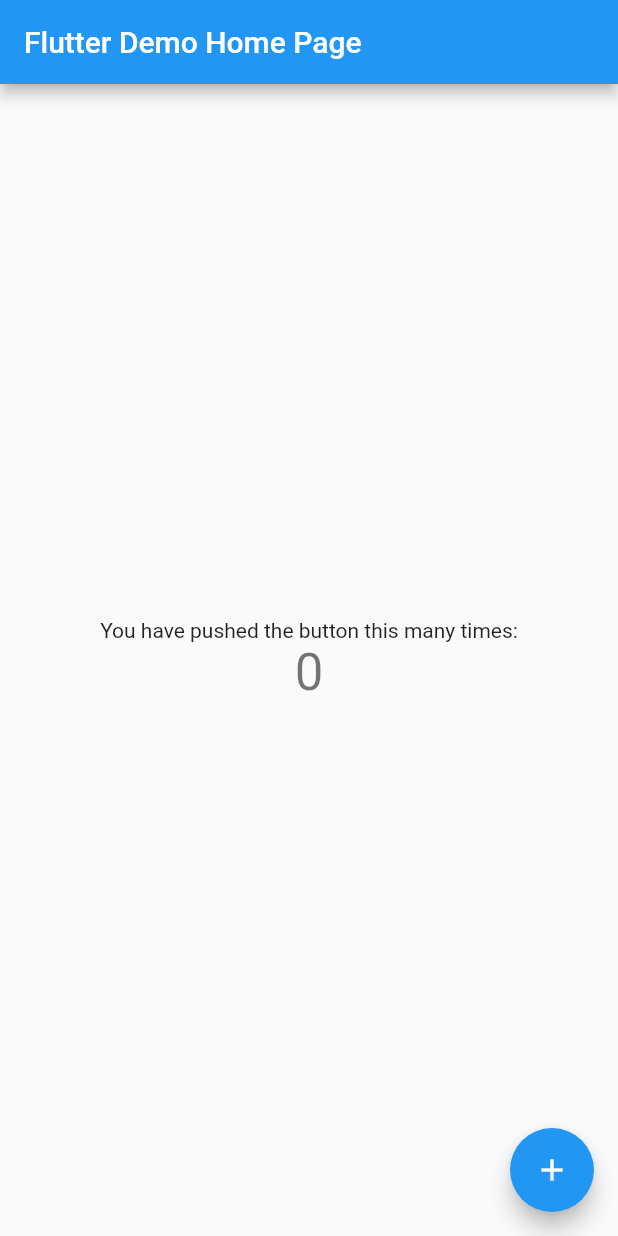
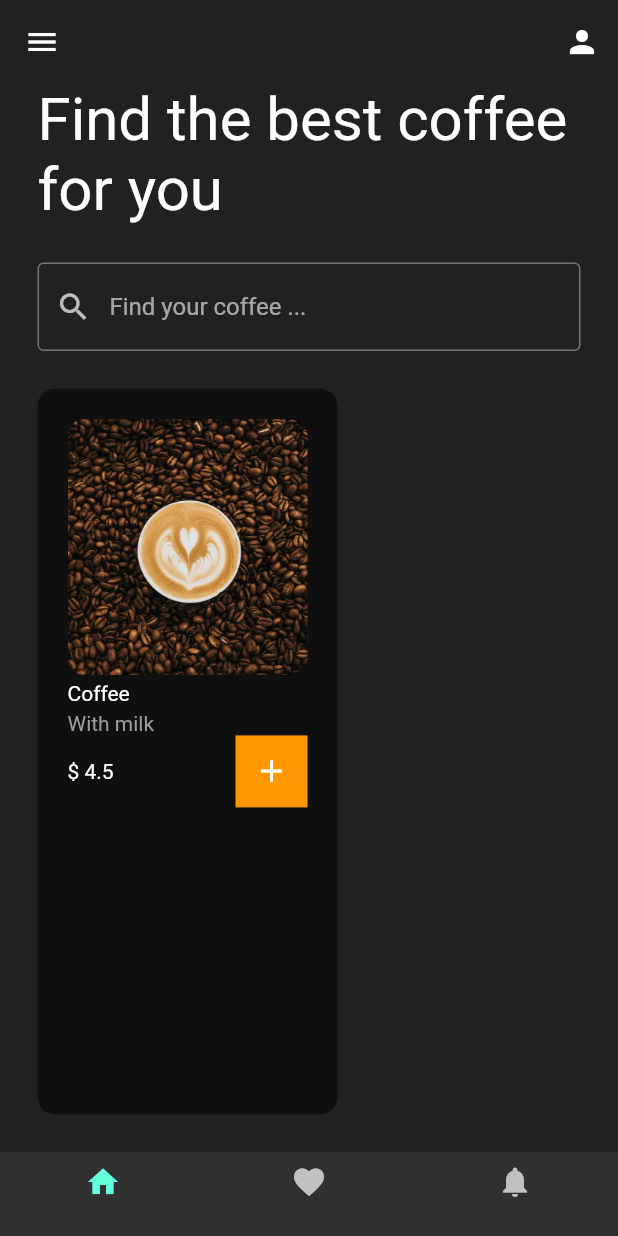
Before and after one commit to MERakram/tea_salon, a Flutter app: the screen it shows after launch, on a phone screen of 412 x 824 dp. Run offline on Flutter 3.47's test engine with Material 2 defaults, Android fonts, the phone set to English and light mode, and no system bars.

Commit message:
added home page

```diff
--- /dev/null
+++ b/lib/components/coffee_card.dart
@@ -0,0 +1,45 @@
+import 'package:flutter/material.dart';
+
+class CoffeeCard extends StatelessWidget {
+  const CoffeeCard({Key? key}) : super(key: key);
+
+  @override
+  Widget build(BuildContext context) {
+    return Padding(
+      padding: const EdgeInsets.only(left: 25, bottom: 25),
+      child: Container(
+        padding: const EdgeInsets.all(20),
+        width: 200,
+        decoration: BoxDecoration(
+          borderRadius: BorderRadius.circular(12),
+          color: Colors.black54,
+        ),
+        child: Column(
+          crossAxisAlignment: CrossAxisAlignment.start,
+          children: [
+            ClipRRect(
+              borderRadius: BorderRadius.circular(12),
+              child: Image.asset('assets/images/coffee.jpg'),
+            ),
+            const SizedBox(height: 4,),
+            const Text('Coffee'),
+            const SizedBox(height: 4,),
+            Text(
+              'With milk',
+              style: TextStyle(color: Colors.grey[500]),
+            ),
+            Row(
+              mainAxisAlignment: MainAxisAlignment.spaceBetween,
+              children:[
+                const Text('\$ 4.5'),
+                Container(
+                  color: Colors.orange,
+                  child: IconButton(onPressed: (){}, icon: const Icon(Icons.add)))
+              ]
+            )
+          ],
+        ),
+      ),
+    );
+  }
+}
--- a/lib/main.dart
+++ b/lib/main.dart
@@ -1,4 +1,5 @@
 import 'package:flutter/material.dart';
+import 'package:tea_salon/pages/home_page.dart';
 
 void main() {
   runApp(const MyApp());
@@ -13,103 +14,10 @@ class MyApp extends StatelessWidget {
     return MaterialApp(
       title: 'Flutter Demo',
       theme: ThemeData(
-        // This is the theme of your application.
-        //
-        // Try running your application with "flutter run". You'll see the
-        // application has a blue toolbar. Then, without quitting the app, try
-        // changing the primarySwatch below to Colors.green and then invoke
-        // "hot reload" (press "r" in the console where you ran "flutter run",
-        // or simply save your changes to "hot reload" in a Flutter IDE).
-        // Notice that the counter didn't reset back to zero; the application
-        // is not restarted.
-        primarySwatch: Colors.blue,
+        brightness: Brightness.dark,
+        primarySwatch: Colors.orange,
       ),
-      home: const MyHomePage(title: 'Flutter Demo Home Page'),
+      home: const HomePage(),
     );
   }
 }
-
-class MyHomePage extends StatefulWidget {
-  const MyHomePage({Key? key, required this.title}) : super(key: key);
-
-  // This widget is the home page of your application. It is stateful, meaning
-  // that it has a State object (defined below) that contains fields that affect
-  // how it looks.
-
-  // This class is the configuration for the state. It holds the values (in this
-  // case the title) provided by the parent (in this case the App widget) and
-  // used by the build method of the State. Fields in a Widget subclass are
-  // always marked "final".
-
-  final String title;
-
-  @override
-  State<MyHomePage> createState() => _MyHomePageState();
-}
-
-class _MyHomePageState extends State<MyHomePage> {
-  int _counter = 0;
-
-  void _incrementCounter() {
-    setState(() {
-      // This call to setState tells the Flutter framework that something has
-      // changed in this State, which causes it to rerun the build method below
-      // so that the display can reflect the updated values. If we changed
-      // _counter without calling setState(), then the build method would not be
-      // called again, and so nothing would appear to happen.
-      _counter++;
-    });
-  }
-
-  @override
-  Widget build(BuildContext context) {
-    // This method is rerun every time setState is called, for instance as done
-    // by the _incrementCounter method above.
-    //
-    // The Flutter framework has been optimized to make rerunning build methods
-    // fast, so that you can just rebuild anything that needs updating rather
-    // than having to individually change instances of widgets.
-    return Scaffold(
-      appBar: AppBar(
-        // Here we take the value from the MyHomePage object that was created by
-        // the App.build method, and use it to set our appbar title.
-        title: Text(widget.title),
-      ),
-      body: Center(
-        // Center is a layout widget. It takes a single child and positions it
-        // in the middle of the parent.
-        child: Column(
-          // Column is also a layout widget. It takes a list of children and
-          // arranges them vertically. By default, it sizes itself to fit its
-          // children horizontally, and tries to be as tall as its parent.
-          //
-          // Invoke "debug painting" (press "p" in the console, choose the
-          // "Toggle Debug Paint" action from the Flutter Inspector in Android
-          // Studio, or the "Toggle Debug Paint" command in Visual Studio Code)
-          // to see the wireframe for each widget.
-          //
-          // Column has various properties to control how it sizes itself and
-          // how it positions its children. Here we use mainAxisAlignment to
-          // center the children vertically; the main axis here is the vertical
-          // axis because Columns are vertical (the cross axis would be
-          // horizontal).
-          mainAxisAlignment: MainAxisAlignment.center,
-          children: <Widget>[
-            const Text(
-              'You have pushed the button this many times:',
-            ),
-            Text(
-              '$_counter',
-              style: Theme.of(context).textTheme.headline4,
-            ),
-          ],
-        ),
-      ),
-      floatingActionButton: FloatingActionButton(
-        onPressed: _incrementCounter,
-        tooltip: 'Increment',
-        child: const Icon(Icons.add),
-      ), // This trailing comma makes auto-formatting nicer for build methods.
-    );
-  }
-}
--- /dev/null
+++ b/lib/pages/home_page.dart
@@ -0,0 +1,82 @@
+// ignore_for_file: prefer_const_constructors, prefer_const_literals_to_create_immutables
+
+import 'package:flutter/material.dart';
+
+import '../components/coffee_card.dart';
+
+class HomePage extends StatefulWidget {
+  const HomePage({Key? key}) : super(key: key);
+
+  @override
+  State<HomePage> createState() => _HomePageState();
+}
+
+class _HomePageState extends State<HomePage> {
+  @override
+  Widget build(BuildContext context) {
+    return SafeArea(
+      child: Scaffold(
+        resizeToAvoidBottomInset: false,
+        backgroundColor: Colors.grey[900],
+        appBar: AppBar(
+          leading: IconButton(onPressed: () {}, icon: Icon(Icons.menu)),
+          actions: [IconButton(onPressed: () {}, icon: Icon(Icons.person))],
+          elevation: 0,
+          backgroundColor: Colors.transparent,
+        ),
+        bottomNavigationBar: BottomNavigationBar(
+          items: [
+            BottomNavigationBarItem(icon: Icon(Icons.home), label: ''),
+            BottomNavigationBarItem(icon: Icon(Icons.favorite), label: ''),
+            BottomNavigationBarItem(icon: Icon(Icons.notifications), label: ''),
+          ],
+        ),
+        body: Column(
+          children: [
+            // best coffee for you
+            Padding(
+              padding: const EdgeInsets.symmetric(horizontal: 25),
+              child: Text(
+                'Find the best coffee for you',
+                style: TextStyle(
+                  fontSize: 40,
+                ),
+              ),
+            ),
+            SizedBox(
+              height: 25,
+            ),
+            // search bar
+            Padding(
+              padding: const EdgeInsets.symmetric(horizontal: 25),
+              child: TextField(
+                decoration: InputDecoration(
+                  prefixIcon: Icon(Icons.search),
+                  hintText: 'Find your coffee ...',
+                  focusedBorder: OutlineInputBorder(
+                    borderSide: BorderSide(color: Colors.grey.shade600),
+                  ),
+                  enabledBorder: OutlineInputBorder(
+                    borderSide: BorderSide(color: Colors.grey.shade600),
+                  ),
+                ),
+              ),
+            ),
+            SizedBox(
+              height: 25,
+            ),
+            // horiwontal coffee list
+            Expanded(
+              child: ListView(
+                scrollDirection: Axis.horizontal,
+                children: [
+                  CoffeeCard()
+                ],
+              ),
+            ),
+          ],
+        ),
+      ),
+    );
+  }
+}
--- a/pubspec.yaml
+++ b/pubspec.yaml
@@ -18,7 +18,7 @@ publish_to: 'none' # Remove this line if you wish to publish to pub.dev
 version: 1.0.0+1
 
 environment:
-  sdk: ">=2.17.3 <3.0.0"
+  sdk: ">=2.17.1 <3.0.0"
 
 # Dependencies specify other packages that your package needs in order to work.
 # To automatically upgrade your package dependencies to the latest versions
@@ -58,8 +58,8 @@ flutter:
   uses-material-design: true
 
   # To add assets to your application, add an assets section, like this:
-  # assets:
-  #   - images/a_dot_burr.jpeg
+  assets:
+    - assets/images/
   #   - images/a_dot_ham.jpeg
 
   # An image asset can refer to one or more resolution-specific "variants", see
```
Also changed, not shown: assets/images/coffee.jpg (added), pubspec.lock.
